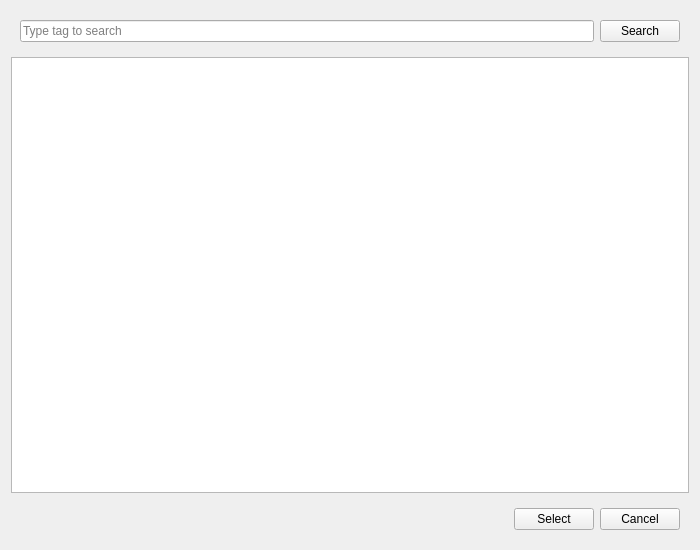
IfengAutomation/uitester, file uitester/ui/case_run/add_case.ui: the form before one commit.
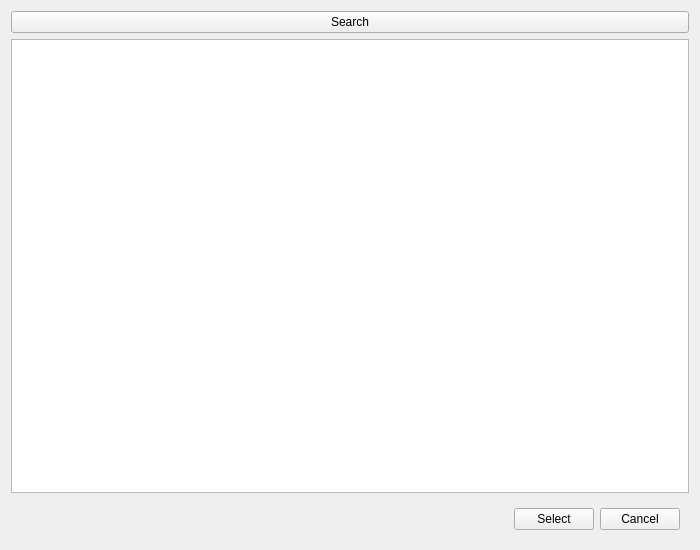
The form after the commit. Icons and pictures are not drawn.

Commit message: add completer to search lineedit、add device_radio

```diff
--- a/uitester/ui/case_run/add_case.ui
+++ b/uitester/ui/case_run/add_case.ui
@@ -15,21 +15,7 @@
   </property>
   <layout class="QVBoxLayout" name="verticalLayout">
    <item>
-    <widget class="QWidget" name="searchwidget" native="true">
-     <layout class="QHBoxLayout" name="horizontalLayout">
-      <item>
-       <widget class="QLineEdit" name="tag_lineedit">
-        <property name="inputMask">
-         <string/>
-        </property>
-        <property name="text">
-         <string/>
-        </property>
-        <property name="placeholderText">
-         <string>Type tag to search</string>
-        </property>
-       </widget>
-      </item>
+    <layout class="QHBoxLayout" name="search_layout">
       <item>
        <widget class="QPushButton" name="searchbtn">
         <property name="text">
@@ -42,7 +28,6 @@
        </widget>
       </item>
      </layout>
-    </widget>
    </item>
    <item>
     <widget class="QTextBrowser" name="cases_to_choose"/>
```
Lines whose indentation alone changed are shown as unchanged. The commit also changes 4 other files.
